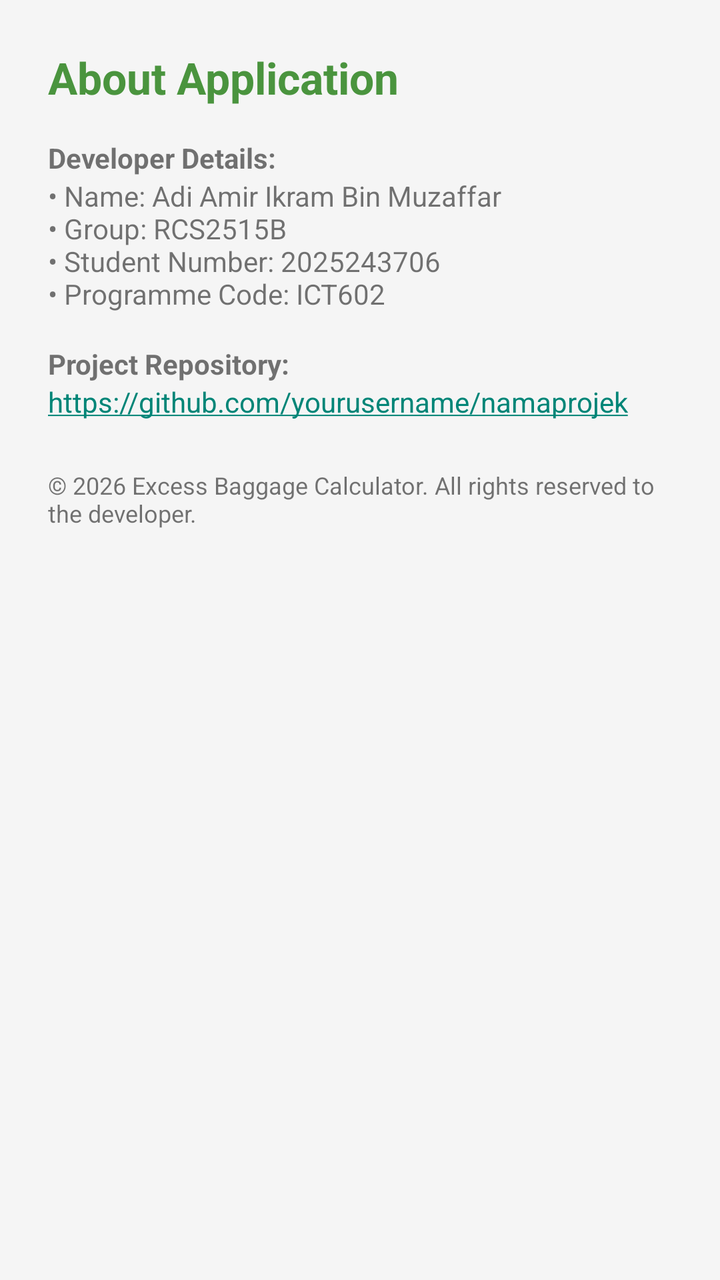
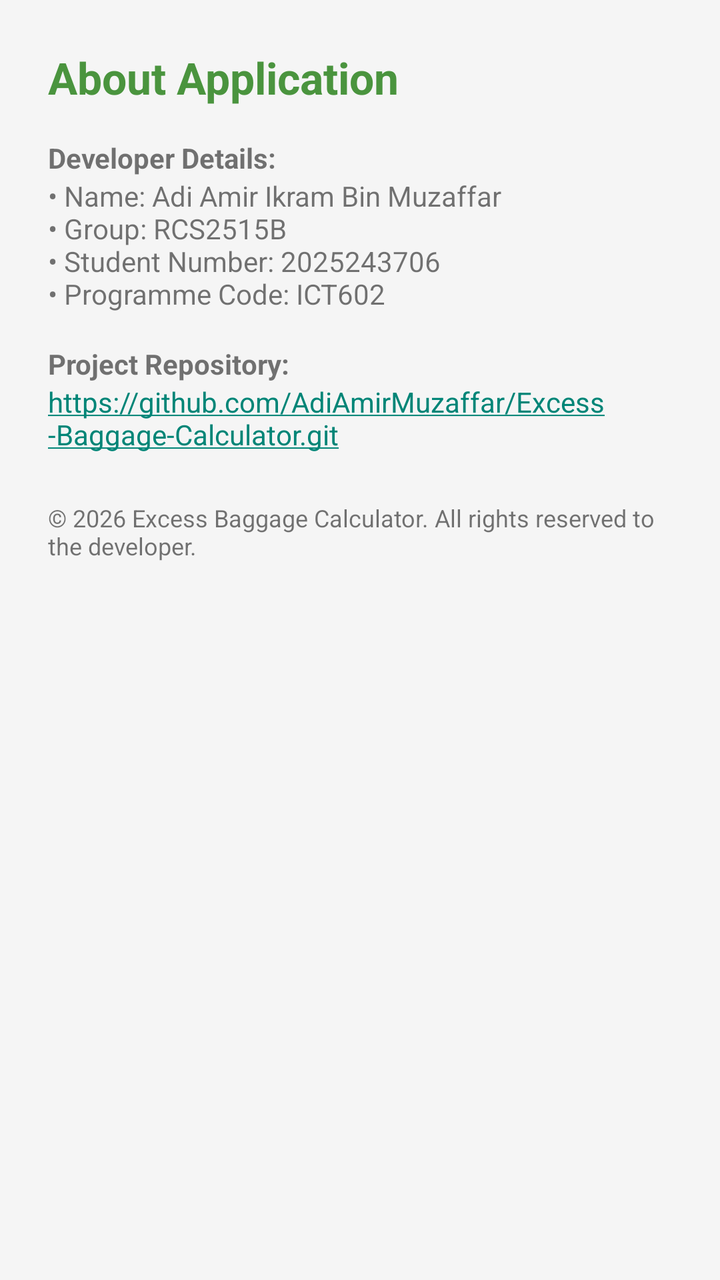

An Android layout rendered at two revisions. The XML below is the earlier revision; the diff shows what the commit changed to produce the second picture.
<!-- AndroidManifest.xml: application theme Theme.AppCompat.Light.DarkActionBar -->
<!-- res/layout/activity_about.xml -->
<?xml version="1.0" encoding="utf-8"?>
<LinearLayout xmlns:android="http://schemas.android.com/apk/res/android"
    android:layout_width="match_parent"
    android:layout_height="match_parent"
    android:background="@color/background_light"
    android:orientation="vertical"
    android:padding="24dp">

    <TextView
        android:layout_width="match_parent"
        android:layout_height="wrap_content"
        android:text="About Application"
        android:textColor="@color/primary_dark"
        android:textSize="22sp"
        android:textStyle="bold" />

    <TextView
        android:layout_width="match_parent"
        android:layout_height="wrap_content"
        android:layout_marginTop="16dp"
        android:text="Developer Details:"
        android:textStyle="bold" />

    <TextView
        android:layout_width="match_parent"
        android:layout_height="wrap_content"
        android:text="• Name: Adi Amir Ikram Bin Muzaffar\n• Group: RCS2515B\n• Student Number: 2025243706\n• Programme Code: ICT602" />

    <TextView
        android:layout_width="match_parent"
        android:layout_height="wrap_content"
        android:layout_marginTop="16dp"
        android:text="Project Repository:"
        android:textStyle="bold" />

    
    <TextView
        android:id="@+id/tvGithubUrl"
        android:layout_width="match_parent"
        android:layout_height="wrap_content"
        android:autoLink="web"
        android:text="https://github.com/yourusername/namaprojek"
        android:textColor="@color/primary_blue" />

    <TextView
        android:layout_width="match_parent"
        android:layout_height="wrap_content"
        android:layout_marginTop="24dp"
        android:text="© 2026 Excess Baggage Calculator. All rights reserved to the developer."
        android:textSize="12sp" />
</LinearLayout>
<!-- resources referenced by this layout -->
<resources>
  <color name="background_light">#F5F5F5</color>
  <color name="primary_blue">#186049</color>
  <color name="primary_dark">#4A943E</color>
</resources>

<!-- the commit's change to res/layout/activity_about.xml (unified diff, before → after) -->
@@ -39,7 +39,7 @@
         android:layout_width="match_parent"
         android:layout_height="wrap_content"
         android:autoLink="web"
-        android:text="https://github.com/yourusername/namaprojek"
+        android:text="https://github.com/AdiAmirMuzaffar/Excess-Baggage-Calculator.git"
         android:textColor="@color/primary_blue" />
 
     <TextView
